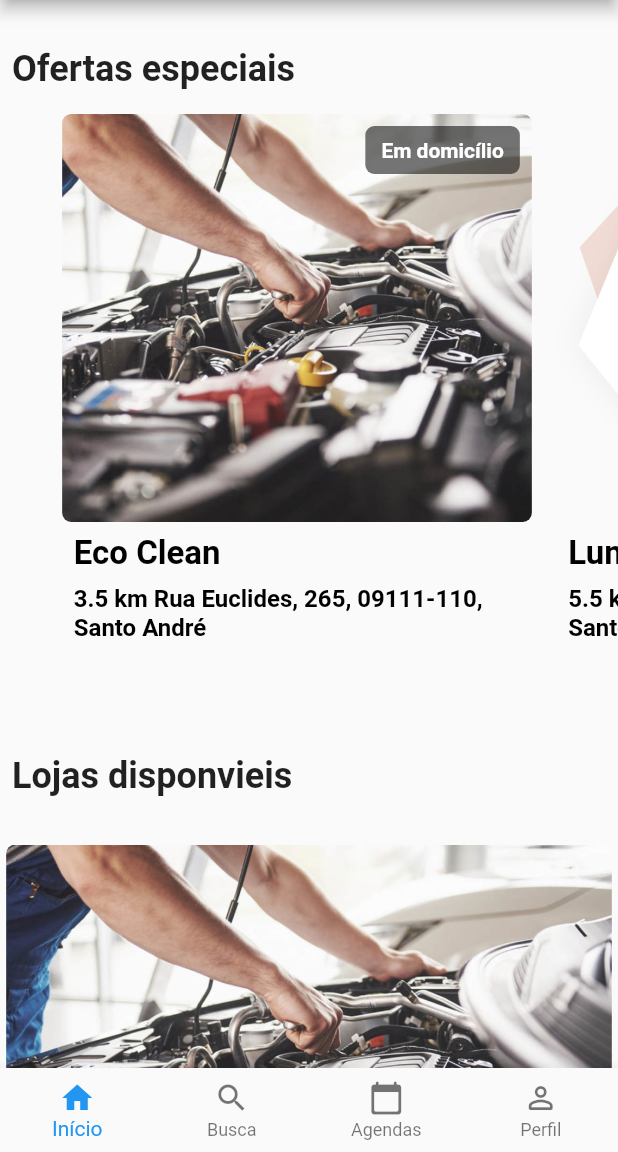
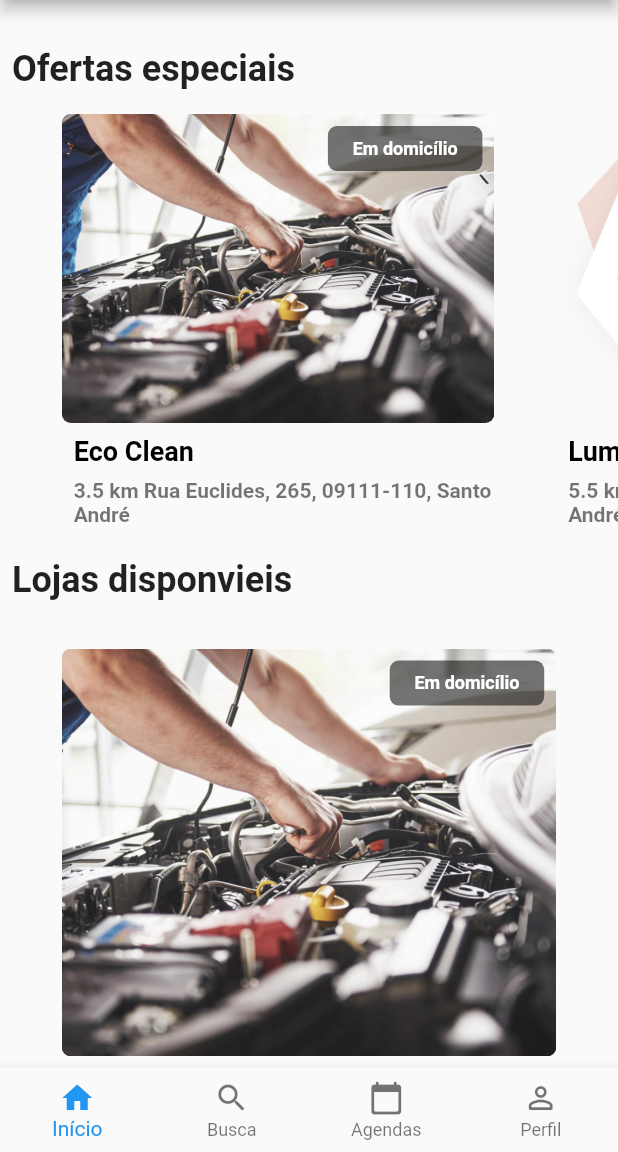
Before and after one commit to JoseCamilo/car-service-mobile, a Flutter app: the screen it shows after launch, after a tap on "Lavagem", on a phone screen of 412 x 824 dp, the part 84-1236 px from its top. Run offline on Flutter 3.47's test engine with Material 2 defaults, Android fonts, the phone set to English and light mode, and no system bars; drawn by our look-alikes of carousel_slider.

Commit message:
ajustes de tamanhos

```diff
--- a/lib/components/banner_carousel.dart
+++ b/lib/components/banner_carousel.dart
@@ -13,7 +13,7 @@ class BannerCarousel extends StatelessWidget {
   Widget build(BuildContext context) {
     return CarouselSlider(
       options: CarouselOptions(
-        height: MediaQuery.of(context).size.height * 0.46,
+        height: MediaQuery.of(context).size.height * 0.35,
         enableInfiniteScroll: false,
       ),
       items: listBanner.map((card) {
@@ -68,11 +68,11 @@ class ItemBannerCarousel extends StatelessWidget {
               Visibility(
                 visible: this.assetImage.isNotEmpty,
                 child: Row(
-                  mainAxisAlignment: MainAxisAlignment.center,
+                  mainAxisAlignment: MainAxisAlignment.start,
                   children: [
                     Container(
-                      height: MediaQuery.of(context).size.height * 0.33,
-                      width: MediaQuery.of(context).size.width * 0.76,
+                      height: MediaQuery.of(context).size.height * 0.25,
+                      width: MediaQuery.of(context).size.width * 0.70,
                       decoration: BoxDecoration(
                         borderRadius: BorderRadius.all(Radius.circular(6.0)),
                         image: DecorationImage(
@@ -105,7 +105,7 @@ class ItemBannerCarousel extends StatelessWidget {
                                       maxLines: 2,
                                       style: TextStyle(
                                         color: Colors.white,
-                                        fontSize: 14.0,
+                                        fontSize: 12.0,
                                         fontWeight: FontWeight.w600,
                                       ),
                                     ),
@@ -133,7 +133,7 @@ class ItemBannerCarousel extends StatelessWidget {
                         maxLines: 1,
                         style: TextStyle(
                           color: Colors.black,
-                          fontSize: 22.0,
+                          fontSize: 18.0,
                           fontWeight: FontWeight.bold,
                         ),
                       ),
@@ -155,8 +155,8 @@ class ItemBannerCarousel extends StatelessWidget {
                           overflow: TextOverflow.ellipsis,
                           maxLines: 2,
                           style: TextStyle(
-                            color: Colors.black,
-                            fontSize: 16.0,
+                            color: Colors.black54,
+                            fontSize: 14.0,
                             fontWeight: FontWeight.w600,
                           ),
                         ),
--- a/lib/components/banner_list.dart
+++ b/lib/components/banner_list.dart
@@ -35,7 +35,7 @@ class ItemBannerList extends StatelessWidget {
             sale: this.sale,
           ),
           child: Column(
-            mainAxisAlignment: MainAxisAlignment.start,
+            mainAxisAlignment: MainAxisAlignment.center,
             children: <Widget>[
               Visibility(
                 visible: this.assetImage.isNotEmpty,
@@ -44,7 +44,7 @@ class ItemBannerList extends StatelessWidget {
                   children: [
                     Container(
                       height: MediaQuery.of(context).size.height * 0.33,
-                      width: MediaQuery.of(context).size.width * 0.98,
+                      width: MediaQuery.of(context).size.width * 0.80,
                       decoration: BoxDecoration(
                         borderRadius: BorderRadius.all(Radius.circular(6.0)),
                         image: DecorationImage(
@@ -52,24 +52,60 @@ class ItemBannerList extends StatelessWidget {
                           fit: BoxFit.cover,
                         ),
                       ),
+                      child: Visibility(
+                        visible: this.sale.isNotEmpty,
+                        child: Row(
+                          mainAxisAlignment: MainAxisAlignment.end,
+                          crossAxisAlignment: CrossAxisAlignment.start,
+                          children: [
+                            Padding(
+                              padding: const EdgeInsets.all(8.0),
+                              child: SizedBox(
+                                width: MediaQuery.of(context).size.width * 0.25,
+                                child: Container(
+                                  decoration: BoxDecoration(
+                                    color: Colors.black54,
+                                    borderRadius:
+                                        BorderRadius.all(Radius.circular(6.0)),
+                                  ),
+                                  child: Padding(
+                                    padding: const EdgeInsets.all(8.0),
+                                    child: Text(
+                                      this.sale,
+                                      overflow: TextOverflow.ellipsis,
+                                      textAlign: TextAlign.center,
+                                      maxLines: 2,
+                                      style: TextStyle(
+                                        color: Colors.white,
+                                        fontSize: 12.0,
+                                        fontWeight: FontWeight.w600,
+                                      ),
+                                    ),
+                                  ),
+                                ),
+                              ),
+                            ),
+                          ],
+                        ),
+                      ),
                     ),
                   ],
                 ),
               ),
               Row(
-                mainAxisAlignment: MainAxisAlignment.start,
+                mainAxisAlignment: MainAxisAlignment.center,
                 children: [
                   Padding(
                     padding: const EdgeInsets.only(top: 8.0, left: 8.0),
                     child: SizedBox(
-                      width: MediaQuery.of(context).size.width * 0.96,
+                      width: MediaQuery.of(context).size.width * 0.79,
                       child: Text(
                         this.title,
                         overflow: TextOverflow.ellipsis,
                         maxLines: 1,
                         style: TextStyle(
                           color: Colors.black,
-                          fontSize: 22.0,
+                          fontSize: 18.0,
                           fontWeight: FontWeight.bold,
                         ),
                       ),
@@ -80,19 +116,19 @@ class ItemBannerList extends StatelessWidget {
               Visibility(
                 visible: subtitle.isNotEmpty,
                 child: Row(
-                  mainAxisAlignment: MainAxisAlignment.start,
+                  mainAxisAlignment: MainAxisAlignment.center,
                   children: [
                     Padding(
                       padding: const EdgeInsets.only(top: 8.0, left: 8.0),
                       child: SizedBox(
-                        width: MediaQuery.of(context).size.width * 0.96,
+                        width: MediaQuery.of(context).size.width * 0.79,
                         child: Text(
                           this.subtitle,
                           overflow: TextOverflow.ellipsis,
                           maxLines: 2,
                           style: TextStyle(
-                            color: Colors.black,
-                            fontSize: 16.0,
+                            color: Colors.black54,
+                            fontSize: 14.0,
                             fontWeight: FontWeight.w600,
                           ),
                         ),
@@ -104,11 +140,11 @@ class ItemBannerList extends StatelessWidget {
               Padding(
                 padding: const EdgeInsets.only(top: 16.0),
                 child: Divider(
-                  color: Colors.black26,
-                  height: 10,
+                  color: Colors.black12,
+                  height: 0,
                   thickness: 1,
-                  indent: 20,
-                  endIndent: 20,
+                  indent: 100,
+                  endIndent: 100,
                 ),
               )
             ],
--- a/lib/components/carousel.dart
+++ b/lib/components/carousel.dart
@@ -37,21 +37,21 @@ class ItemCarousel extends StatelessWidget {
             mainAxisAlignment: MainAxisAlignment.center,
             children: <Widget>[
               Container(
-                width: MediaQuery.of(context).size.width * 0.226,
+                width: MediaQuery.of(context).size.width * 0.30,
                 child: Text(this.title,
                     style: TextStyle(
                         color: Colors.white,
-                        fontSize: 22.0,
+                        fontSize: 18.0,
                         fontWeight: FontWeight.bold)),
               ),
               Visibility(
                 visible: subtitle.isNotEmpty,
                 child: Container(
-                  width: MediaQuery.of(context).size.width * 0.226,
+                  width: MediaQuery.of(context).size.width * 0.30,
                   child: Text(this.subtitle,
                       style: TextStyle(
                           color: Colors.white,
-                          fontSize: 17.0,
+                          fontSize: 14.0,
                           fontWeight: FontWeight.w600)),
                 ),
               ),
@@ -64,7 +64,7 @@ class ItemCarousel extends StatelessWidget {
                 visible: this.assetImage.isNotEmpty,
                 child: Image.asset(
                   this.assetImage,
-                  height: 180.0,
+                  height: 140.0,
                   fit: BoxFit.cover,
                 ),
               )
--- a/lib/components/dashboard.dart
+++ b/lib/components/dashboard.dart
@@ -34,13 +34,13 @@ class ItemDashboard extends StatelessWidget {
                 Icon(
                   this.icon,
                   color: Colors.white,
-                  size: 40,
+                  size: 30,
                 ),
                 Text(
                   this.title,
                   style: TextStyle(
                     color: Colors.white,
-                    fontSize: 16,
+                    fontSize: 14,
                   ),
                 ),
               ],
--- a/lib/screens/filter_body.dart
+++ b/lib/screens/filter_body.dart
@@ -45,7 +45,7 @@ class _FilterBodyState extends State<FilterBody> {
           ),
           SliverToBoxAdapter(
             child: Padding(
-              padding: const EdgeInsets.only(top: 16.0, bottom: 16.0),
+              padding: const EdgeInsets.only(top: 16.0),
               child: Column(
                 children: <Widget>[
                   BannerCarousel(listBanner: recomendedList),
@@ -55,7 +55,7 @@ class _FilterBodyState extends State<FilterBody> {
           ),
           SliverToBoxAdapter(
             child: Padding(
-              padding: const EdgeInsets.only(top: 32.0, left: 8.0),
+              padding: const EdgeInsets.only(top: 8.0, left: 8.0),
               child: Text(
                 'Lojas disponvieis',
                 style: TextStyle(
--- a/lib/screens/filter_eletric.dart
+++ b/lib/screens/filter_eletric.dart
@@ -46,7 +46,7 @@ class _FilterEletricState extends State<FilterEletric> {
           ),
           SliverToBoxAdapter(
             child: Padding(
-              padding: const EdgeInsets.only(top: 16.0, bottom: 16.0),
+              padding: const EdgeInsets.only(top: 16.0),
               child: Column(
                 children: <Widget>[
                   BannerCarousel(listBanner: recomendedList),
@@ -56,7 +56,7 @@ class _FilterEletricState extends State<FilterEletric> {
           ),
           SliverToBoxAdapter(
             child: Padding(
-              padding: const EdgeInsets.only(top: 32.0, left: 8.0),
+              padding: const EdgeInsets.only(top: 8.0, left: 8.0),
               child: Text(
                 'Lojas disponvieis',
                 style: TextStyle(
--- a/lib/screens/filter_mechanics.dart
+++ b/lib/screens/filter_mechanics.dart
@@ -46,7 +46,7 @@ class _FilterMechanicsState extends State<FilterMechanics> {
           ),
           SliverToBoxAdapter(
             child: Padding(
-              padding: const EdgeInsets.only(top: 16.0, bottom: 16.0),
+              padding: const EdgeInsets.only(top: 16.0),
               child: Column(
                 children: <Widget>[
                   BannerCarousel(listBanner: recomendedList),
@@ -56,7 +56,7 @@ class _FilterMechanicsState extends State<FilterMechanics> {
           ),
           SliverToBoxAdapter(
             child: Padding(
-              padding: const EdgeInsets.only(top: 32.0, left: 8.0),
+              padding: const EdgeInsets.only(top: 8.0, left: 8.0),
               child: Text(
                 'Lojas disponvieis',
                 style: TextStyle(
--- a/lib/screens/filter_oil.dart
+++ b/lib/screens/filter_oil.dart
@@ -46,7 +46,7 @@ class _FilterOilState extends State<FilterOil> {
           ),
           SliverToBoxAdapter(
             child: Padding(
-              padding: const EdgeInsets.only(top: 16.0, bottom: 16.0),
+              padding: const EdgeInsets.only(top: 16.0),
               child: Column(
                 children: <Widget>[
                   BannerCarousel(listBanner: recomendedList),
@@ -56,7 +56,7 @@ class _FilterOilState extends State<FilterOil> {
           ),
           SliverToBoxAdapter(
             child: Padding(
-              padding: const EdgeInsets.only(top: 32.0, left: 8.0),
+              padding: const EdgeInsets.only(top: 8.0, left: 8.0),
               child: Text(
                 'Lojas disponvieis',
                 style: TextStyle(
--- a/lib/screens/filter_tire.dart
+++ b/lib/screens/filter_tire.dart
@@ -45,7 +45,7 @@ class _FilterTireState extends State<FilterTire> {
           ),
           SliverToBoxAdapter(
             child: Padding(
-              padding: const EdgeInsets.only(top: 16.0, bottom: 16.0),
+              padding: const EdgeInsets.only(top: 16.0),
               child: Column(
                 children: <Widget>[
                   BannerCarousel(listBanner: recomendedList),
@@ -55,7 +55,7 @@ class _FilterTireState extends State<FilterTire> {
           ),
           SliverToBoxAdapter(
             child: Padding(
-              padding: const EdgeInsets.only(top: 32.0, left: 8.0),
+              padding: const EdgeInsets.only(top: 8.0, left: 8.0),
               child: Text(
                 'Lojas disponvieis',
                 style: TextStyle(
--- a/lib/screens/filter_wash.dart
+++ b/lib/screens/filter_wash.dart
@@ -45,7 +45,7 @@ class _FilterWashState extends State<FilterWash> {
           ),
           SliverToBoxAdapter(
             child: Padding(
-              padding: const EdgeInsets.only(top: 16.0, bottom: 16.0),
+              padding: const EdgeInsets.only(top: 16.0),
               child: Column(
                 children: <Widget>[
                   BannerCarousel(listBanner: recomendedList),
@@ -55,7 +55,7 @@ class _FilterWashState extends State<FilterWash> {
           ),
           SliverToBoxAdapter(
             child: Padding(
-              padding: const EdgeInsets.only(top: 32.0, left: 8.0),
+              padding: const EdgeInsets.only(top: 8.0, left: 8.0),
               child: Text(
                 'Lojas disponvieis',
                 style: TextStyle(
--- a/lib/screens/home.dart
+++ b/lib/screens/home.dart
@@ -78,7 +78,7 @@ class _HomeState extends State<Home> {
   int _currentIndex = 0;
   List carouselList = [
     ItemCarousel(
-      title: 'Lavagem',
+      title: 'Lavagem em casa depois',
       subtitle: 'em casa',
       assetImage: 'assets/flutter_dev.png',
       onClick: () => {},
@@ -189,8 +189,8 @@ class _HomeState extends State<Home> {
             gridDelegate: SliverGridDelegateWithFixedCrossAxisCount(
               mainAxisSpacing: 0,
               crossAxisSpacing: 0,
-              childAspectRatio: 2.0,
-              crossAxisCount: 2,
+              childAspectRatio: 1.5,
+              crossAxisCount: 3,
             ),
             delegate: SliverChildListDelegate(
               dashboardGridHome,
@@ -203,13 +203,13 @@ class _HomeState extends State<Home> {
                 children: <Widget>[
                   CarouselSlider(
                     options: CarouselOptions(
-                      height: 200.0,
+                      height: 150.0,
                       autoPlay: true,
                       autoPlayInterval: Duration(seconds: 6),
                       autoPlayAnimationDuration: Duration(milliseconds: 800),
                       autoPlayCurve: Curves.fastOutSlowIn,
                       pauseAutoPlayOnTouch: true,
-                      aspectRatio: 2.0,
+                      aspectRatio: 1.5,
                       onPageChanged: (index, reason) {
                         setState(() {
                           _currentIndex = index;
@@ -219,7 +219,7 @@ class _HomeState extends State<Home> {
                     items: carouselList.map((card) {
                       return Builder(builder: (BuildContext context) {
                         return Container(
-                          height: MediaQuery.of(context).size.height * 0.30,
+                          height: MediaQuery.of(context).size.height * 0.10,
                           width: MediaQuery.of(context).size.width,
                           child: Card(
                             shape: RoundedRectangleBorder(
@@ -254,7 +254,7 @@ class _HomeState extends State<Home> {
           ),
           SliverToBoxAdapter(
             child: Padding(
-              padding: const EdgeInsets.only(top: 32.0, left: 8.0),
+              padding: const EdgeInsets.only(top: 16.0, left: 8.0),
               child: Text(
                 'Ofertas especiais',
                 style: TextStyle(
@@ -266,7 +266,7 @@ class _HomeState extends State<Home> {
           ),
           SliverToBoxAdapter(
             child: Padding(
-              padding: const EdgeInsets.only(top: 16.0, bottom: 16.0),
+              padding: const EdgeInsets.only(top: 16.0),
               child: Column(
                 children: <Widget>[
                   BannerCarousel(listBanner: recomendedList),
@@ -276,7 +276,7 @@ class _HomeState extends State<Home> {
           ),
           SliverToBoxAdapter(
             child: Padding(
-              padding: const EdgeInsets.only(top: 32.0, left: 8.0),
+              padding: const EdgeInsets.only(top: 16.0, left: 8.0),
               child: Text(
                 'Recomendado para você',
                 style: TextStyle(
@@ -288,7 +288,7 @@ class _HomeState extends State<Home> {
           ),
           SliverToBoxAdapter(
             child: Padding(
-              padding: const EdgeInsets.only(top: 16.0, bottom: 16.0),
+              padding: const EdgeInsets.only(top: 16.0),
               child: Column(
                 children: <Widget>[
                   BannerCarousel(listBanner: recomendedList),
@@ -298,7 +298,7 @@ class _HomeState extends State<Home> {
           ),
           SliverToBoxAdapter(
             child: Padding(
-              padding: const EdgeInsets.only(top: 32.0, left: 8.0),
+              padding: const EdgeInsets.only(top: 16.0, left: 8.0),
               child: Text(
                 'Aberto agora',
                 style: TextStyle(
@@ -310,7 +310,7 @@ class _HomeState extends State<Home> {
           ),
           SliverToBoxAdapter(
             child: Padding(
-              padding: const EdgeInsets.only(top: 16.0, bottom: 16.0),
+              padding: const EdgeInsets.only(top: 16.0),
               child: Column(
                 children: <Widget>[
                   BannerCarousel(listBanner: recomendedList),
```
